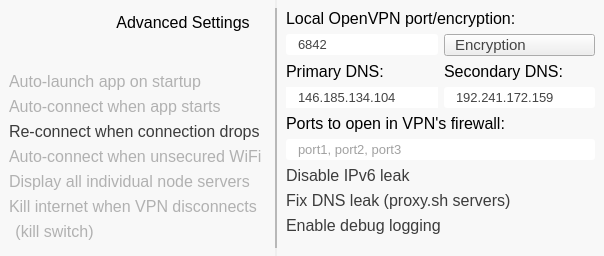
The window that src/safejumper/settingsscreen.ui (proxysh/Safejumper-for-Desktop) describes before a commit, drawn with Qt 5.
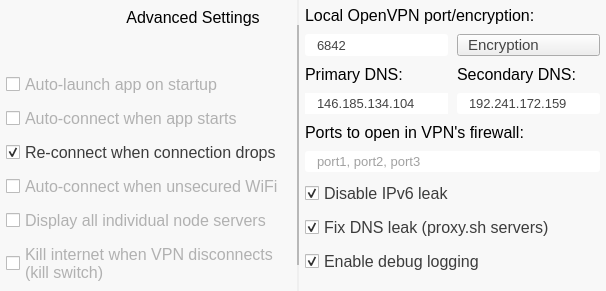
The same window after the commit. Icons and pictures are not drawn.

```diff
--- a/src/safejumper/settingsscreen.ui
+++ b/src/safejumper/settingsscreen.ui
@@ -6,8 +6,8 @@
    <rect>
     <x>0</x>
     <y>0</y>
-    <width>604</width>
-    <height>256</height>
+    <width>606</width>
+    <height>224</height>
    </rect>
   </property>
   <property name="windowTitle">
@@ -34,8 +34,8 @@
      <property name="styleSheet">
       <string notr="true">QFrame
 {
-	background-color: #f8f8f8;
-	border: 0;
+        background-color: #f8f8f8;
+        border: 0;
 }</string>
      </property>
      <property name="frameShape">
@@ -44,22 +44,29 @@
      <property name="frameShadow">
       <enum>QFrame::Raised</enum>
      </property>
+     <layout class="QVBoxLayout" name="verticalLayout_2">
+      <property name="spacing">
+       <number>9</number>
+      </property>
+      <property name="leftMargin">
+       <number>6</number>
+      </property>
+      <property name="topMargin">
+       <number>6</number>
+      </property>
+      <property name="rightMargin">
+       <number>6</number>
+      </property>
+      <property name="bottomMargin">
+       <number>6</number>
+      </property>
+      <item>
      <layout class="QGridLayout" name="gridLayout_2">
-      <item row="10" column="1">
-       <spacer name="verticalSpacer">
-        <property name="orientation">
-         <enum>Qt::Vertical</enum>
+        <property name="spacing">
+         <number>9</number>
         </property>
-        <property name="sizeHint" stdset="0">
-         <size>
-          <width>20</width>
-          <height>40</height>
-         </size>
-        </property>
-       </spacer>
-      </item>
-      <item row="0" column="0" rowspan="2" colspan="2">
-       <widget class="QPushButton" name="b_LogoBack">
+        <item row="0" column="0" rowspan="2">
+         <widget class="QPushButton" name="backButton">
         <property name="sizePolicy">
          <sizepolicy hsizetype="Fixed" vsizetype="Fixed">
           <horstretch>0</horstretch>
@@ -87,8 +94,8 @@
         <property name="styleSheet">
          <string notr="true">QPushButton
 {
-	border:0px;
-	color: #ff0000;
+        border:0px;
+        color: #ff0000;
 background: transparent;
 border-image: url(:/imgs/logo3-norm.png);
 }
@@ -102,7 +109,7 @@
         </property>
        </widget>
       </item>
-      <item row="0" column="2" colspan="2">
+        <item row="0" column="1" colspan="2">
        <widget class="QLabel" name="label">
         <property name="font">
          <font>
@@ -120,16 +127,25 @@
         </property>
        </widget>
       </item>
-      <item row="2" column="0" colspan="4">
-       <widget class="QPushButton" name="cb_Startup">
-        <property name="enabled">
-         <bool>true</bool>
-        </property>
-        <property name="font">
-         <font>
-          <family>Helvetica Neue</family>
-          <pointsize>12</pointsize>
-         </font>
+        <item row="1" column="1">
+         <widget class="QPushButton" name="showLogsButton">
+          <property name="sizePolicy">
+           <sizepolicy hsizetype="Fixed" vsizetype="Fixed">
+            <horstretch>0</horstretch>
+            <verstretch>0</verstretch>
+           </sizepolicy>
+          </property>
+          <property name="minimumSize">
+           <size>
+            <width>80</width>
+            <height>25</height>
+           </size>
+          </property>
+          <property name="maximumSize">
+           <size>
+            <width>80</width>
+            <height>25</height>
+           </size>
         </property>
         <property name="cursor">
          <cursorShape>PointingHandCursor</cursorShape>
@@ -140,43 +156,26 @@
         <property name="styleSheet">
          <string notr="true">QPushButton
 {
-	border:0px;
-	color: #b1b1b1;
-border-image: url(:/imgs/cb-row-norm.png);
-
-image-position: left;
-text-align: left;
+        border:0px;
+        color: #ffffff;
+        border-image: url(:/imgs/b-showlogs-norm.png);
 }
-QPushButton:checked
+QPushButton:hover:!pressed
 {
-color: #3c3c3c;
-border-image: url(:/imgs/cb-row-checked.png);
+        border-image: url(:/imgs/b-showlogs-hover.png);
 }
-</string>
+QPushButton:pressed
+{
+        border-image: url(:/imgs/b-showlogs-pressed.png);
+}</string>
         </property>
         <property name="text">
-         <string>Auto-launch app on startup</string>
-        </property>
-        <property name="icon">
-         <iconset resource="imgs.qrc">
-          <normaloff>:/imgs/cb-empty.png</normaloff>:/imgs/cb-empty.png</iconset>
-        </property>
-        <property name="iconSize">
-         <size>
-          <width>17</width>
-          <height>17</height>
-         </size>
-        </property>
-        <property name="checkable">
-         <bool>true</bool>
-        </property>
-        <property name="checked">
-         <bool>false</bool>
+           <string/>
         </property>
        </widget>
       </item>
       <item row="1" column="2">
-       <widget class="QPushButton" name="b_Showlogs">
+         <widget class="QPushButton" name="updateButton">
         <property name="sizePolicy">
          <sizepolicy hsizetype="Fixed" vsizetype="Fixed">
           <horstretch>0</horstretch>
@@ -204,17 +203,17 @@
         <property name="styleSheet">
          <string notr="true">QPushButton
 {
-	border:0px;
-	color: #ffffff;
-	border-image: url(:/imgs/b-showlogs-norm.png);
+        border:0px;
+        color: #ffffff;
+        border-image: url(:/imgs/b-update-norm.png);
 }
 QPushButton:hover:!pressed
 {
-	border-image: url(:/imgs/b-showlogs-hover.png);
+        border-image: url(:/imgs/b-update-hover.png);
 }
 QPushButton:pressed
 {
-	border-image: url(:/imgs/b-showlogs-pressed.png);
+        border-image: url(:/imgs/b-update-pressed.png);
 }</string>
         </property>
         <property name="text">
@@ -222,26 +221,25 @@
         </property>
        </widget>
       </item>
-      <item row="1" column="3">
-       <widget class="QPushButton" name="b_Update">
+       </layout>
+      </item>
+      <item>
+       <widget class="QCheckBox" name="startupCheckBox">
+        <property name="enabled">
+         <bool>true</bool>
+        </property>
         <property name="sizePolicy">
-         <sizepolicy hsizetype="Fixed" vsizetype="Fixed">
+         <sizepolicy hsizetype="Preferred" vsizetype="Preferred">
           <horstretch>0</horstretch>
           <verstretch>0</verstretch>
          </sizepolicy>
         </property>
-        <property name="minimumSize">
-         <size>
-          <width>80</width>
-          <height>25</height>
-         </size>
+        <property name="font">
+         <font>
+          <family>Helvetica Neue</family>
+          <pointsize>12</pointsize>
+         </font>
         </property>
-        <property name="maximumSize">
-         <size>
-          <width>80</width>
-          <height>25</height>
-         </size>
-        </property>
         <property name="cursor">
          <cursorShape>PointingHandCursor</cursorShape>
         </property>
@@ -249,31 +247,51 @@
          <enum>Qt::NoFocus</enum>
         </property>
         <property name="styleSheet">
-         <string notr="true">QPushButton
+         <string notr="true">QCheckBox
 {
-	border:0px;
-	color: #ffffff;
-	border-image: url(:/imgs/b-update-norm.png);
+        color: #b1b1b1;
 }
-QPushButton:hover:!pressed
+QCheckBox::indicator
 {
-	border-image: url(:/imgs/b-update-hover.png);
+image: url(:/imgs/cb-norm.png);
 }
-QPushButton:pressed
+QCheckBox:checked {
+color: #3c3c3c;
+}
+QCheckBox::indicator:checked
 {
-	border-image: url(:/imgs/b-update-pressed.png);
-}</string>
+image: url(:/imgs/cb-checked.png);
+}
+</string>
         </property>
         <property name="text">
-         <string/>
+         <string>Auto-launch app on startup</string>
         </property>
+        <property name="iconSize">
+         <size>
+          <width>17</width>
+          <height>17</height>
+         </size>
+        </property>
+        <property name="checkable">
+         <bool>true</bool>
+        </property>
+        <property name="checked">
+         <bool>false</bool>
+        </property>
        </widget>
       </item>
-      <item row="3" column="0" colspan="4">
-       <widget class="QPushButton" name="cb_AutoConnect">
+      <item>
+       <widget class="QCheckBox" name="autoConnectCheckBox">
         <property name="enabled">
          <bool>true</bool>
         </property>
+        <property name="sizePolicy">
+         <sizepolicy hsizetype="Preferred" vsizetype="Preferred">
+          <horstretch>0</horstretch>
+          <verstretch>0</verstretch>
+         </sizepolicy>
+        </property>
         <property name="font">
          <font>
           <family>Helvetica Neue</family>
@@ -287,29 +305,26 @@
          <enum>Qt::NoFocus</enum>
         </property>
         <property name="styleSheet">
-         <string notr="true">QPushButton
+         <string notr="true">QCheckBox
 {
-	border:0px;
-	color: #b1b1b1;
-border-image: url(:/imgs/cb-row-norm.png);
-
-image-position: left;
-text-align: left;
+        color: #b1b1b1;
 }
-QPushButton:checked
+QCheckBox::indicator
 {
+image: url(:/imgs/cb-norm.png);
+}
+QCheckBox:checked {
 color: #3c3c3c;
-border-image: url(:/imgs/cb-row-checked.png);
+}
+QCheckBox::indicator:checked
+{
+image: url(:/imgs/cb-checked.png);
 }
 </string>
         </property>
         <property name="text">
          <string>Auto-connect when app starts</string>
         </property>
-        <property name="icon">
-         <iconset resource="imgs.qrc">
-          <normaloff>:/imgs/cb-empty.png</normaloff>:/imgs/cb-empty.png</iconset>
-        </property>
         <property name="iconSize">
          <size>
           <width>17</width>
@@ -324,11 +339,17 @@
         </property>
        </widget>
       </item>
-      <item row="4" column="0" colspan="4">
-       <widget class="QPushButton" name="cb_Reconnect">
+      <item>
+       <widget class="QCheckBox" name="reconnectCheckBox">
         <property name="enabled">
          <bool>true</bool>
         </property>
+        <property name="sizePolicy">
+         <sizepolicy hsizetype="Preferred" vsizetype="Preferred">
+          <horstretch>0</horstretch>
+          <verstretch>0</verstretch>
+         </sizepolicy>
+        </property>
         <property name="font">
          <font>
           <family>Helvetica Neue</family>
@@ -342,29 +363,26 @@
          <enum>Qt::NoFocus</enum>
         </property>
         <property name="styleSheet">
-         <string notr="true">QPushButton
+         <string notr="true">QCheckBox
 {
-	border:0px;
-	color: #b1b1b1;
-border-image: url(:/imgs/cb-row-norm.png);
-
-image-position: left;
-text-align: left;
+        color: #b1b1b1;
 }
-QPushButton:checked
+QCheckBox::indicator
 {
+image: url(:/imgs/cb-norm.png);
+}
+QCheckBox:checked {
 color: #3c3c3c;
-border-image: url(:/imgs/cb-row-checked.png);
+}
+QCheckBox::indicator:checked
+{
+image: url(:/imgs/cb-checked.png);
 }
 </string>
         </property>
         <property name="text">
          <string>Re-connect when connection drops</string>
         </property>
-        <property name="icon">
-         <iconset resource="imgs.qrc">
-          <normaloff>:/imgs/cb-empty.png</normaloff>:/imgs/cb-empty.png</iconset>
-        </property>
         <property name="iconSize">
          <size>
           <width>17</width>
@@ -379,11 +397,17 @@
         </property>
        </widget>
       </item>
-      <item row="5" column="0" colspan="4">
-       <widget class="QPushButton" name="cb_InsecureWiFi">
+      <item>
+       <widget class="QCheckBox" name="insecureWifiCheckBox">
         <property name="enabled">
          <bool>true</bool>
         </property>
+        <property name="sizePolicy">
+         <sizepolicy hsizetype="Preferred" vsizetype="Preferred">
+          <horstretch>0</horstretch>
+          <verstretch>0</verstretch>
+         </sizepolicy>
+        </property>
         <property name="font">
          <font>
           <family>Helvetica Neue</family>
@@ -399,29 +423,26 @@
          <enum>Qt::NoFocus</enum>
         </property>
         <property name="styleSheet">
-         <string notr="true">QPushButton
+         <string notr="true">QCheckBox
 {
-	border:0px;
-	color: #b1b1b1;
-border-image: url(:/imgs/cb-row-norm.png);
-
-image-position: left;
-text-align: left;
+        color: #b1b1b1;
 }
-QPushButton:checked
+QCheckBox::indicator
 {
+image: url(:/imgs/cb-norm.png);
+}
+QCheckBox:checked {
 color: #3c3c3c;
-border-image: url(:/imgs/cb-row-checked.png);
+}
+QCheckBox::indicator:checked
+{
+image: url(:/imgs/cb-checked.png);
 }
 </string>
         </property>
         <property name="text">
          <string>Auto-connect when unsecured WiFi</string>
         </property>
-        <property name="icon">
-         <iconset resource="imgs.qrc">
-          <normaloff>:/imgs/cb-empty.png</normaloff>:/imgs/cb-empty.png</iconset>
-        </property>
         <property name="iconSize">
          <size>
           <width>17</width>
@@ -436,11 +457,17 @@
         </property>
        </widget>
       </item>
-      <item row="6" column="0" colspan="4">
-       <widget class="QPushButton" name="cb_ShowNodes">
+      <item>
+       <widget class="QCheckBox" name="showNodesCheckBox">
         <property name="enabled">
          <bool>true</bool>
         </property>
+        <property name="sizePolicy">
+         <sizepolicy hsizetype="Preferred" vsizetype="Preferred">
+          <horstretch>0</horstretch>
+          <verstretch>0</verstretch>
+         </sizepolicy>
+        </property>
         <property name="font">
          <font>
           <family>Helvetica Neue</family>
@@ -454,29 +481,26 @@
          <enum>Qt::NoFocus</enum>
         </property>
         <property name="styleSheet">
-         <string notr="true">QPushButton
+         <string notr="true">QCheckBox
 {
-	border:0px;
-	color: #b1b1b1;
-border-image: url(:/imgs/cb-row-norm.png);
-
-image-position: left;
-text-align: left;
+        color: #b1b1b1;
 }
-QPushButton:checked
+QCheckBox::indicator
 {
+image: url(:/imgs/cb-norm.png);
+}
+QCheckBox:checked {
 color: #3c3c3c;
-border-image: url(:/imgs/cb-row-checked.png);
+}
+QCheckBox::indicator:checked
+{
+image: url(:/imgs/cb-checked.png);
 }
 </string>
         </property>
         <property name="text">
          <string>Display all individual node servers</string>
         </property>
-        <property name="icon">
-         <iconset resource="imgs.qrc">
-          <normaloff>:/imgs/cb-empty.png</normaloff>:/imgs/cb-empty.png</iconset>
-        </property>
         <property name="iconSize">
          <size>
           <width>17</width>
@@ -491,11 +515,17 @@
         </property>
        </widget>
       </item>
-      <item row="7" column="0" rowspan="2" colspan="4">
-       <widget class="QPushButton" name="cb_BlockOnDisconnect">
+      <item>
+       <widget class="QCheckBox" name="killSwitchCheckBox">
         <property name="enabled">
          <bool>true</bool>
         </property>
+        <property name="sizePolicy">
+         <sizepolicy hsizetype="Preferred" vsizetype="Maximum">
+          <horstretch>0</horstretch>
+          <verstretch>0</verstretch>
+         </sizepolicy>
+        </property>
         <property name="font">
          <font>
           <family>Helvetica Neue</family>
@@ -509,28 +539,27 @@
          <enum>Qt::NoFocus</enum>
         </property>
         <property name="styleSheet">
-         <string notr="true">QPushButton
+         <string notr="true">QCheckBox
 {
-	border:0px;
-	color: #b1b1b1;
-border-image: url(:/imgs/cb-row-norm.png);
-
-image-position: left;
-text-align: left;
+        color: #b1b1b1;
 }
-QPushButton:checked
+QCheckBox::indicator
 {
+image: url(:/imgs/cb-norm.png);
+}
+QCheckBox:checked {
 color: #3c3c3c;
-border-image: url(:/imgs/cb-row-checked.png);
-}</string>
+}
+QCheckBox::indicator:checked
+{
+image: url(:/imgs/cb-checked.png);
+}
+</string>
         </property>
         <property name="text">
-         <string>Kill internet when VPN disconnects</string>
+         <string>Kill internet when VPN disconnects
+(kill switch)</string>
         </property>
-        <property name="icon">
-         <iconset resource="imgs.qrc">
-          <normaloff>:/imgs/cb-empty.png</normaloff>:/imgs/cb-empty.png</iconset>
-        </property>
         <property name="iconSize">
          <size>
           <width>17</width>
@@ -545,45 +574,18 @@
         </property>
        </widget>
       </item>
-      <item row="9" column="1">
-       <widget class="QPushButton" name="b_BlockOnDisconnect_Line2">
-        <property name="enabled">
-         <bool>true</bool>
+      <item>
+       <spacer name="verticalSpacer">
+        <property name="orientation">
+         <enum>Qt::Vertical</enum>
         </property>
-        <property name="font">
-         <font>
-          <family>Helvetica Neue</family>
-          <pointsize>12</pointsize>
-         </font>
+        <property name="sizeHint" stdset="0">
+         <size>
+          <width>5</width>
+          <height>5</height>
+         </size>
         </property>
-        <property name="cursor">
-         <cursorShape>PointingHandCursor</cursorShape>
-        </property>
-        <property name="focusPolicy">
-         <enum>Qt::NoFocus</enum>
-        </property>
-        <property name="styleSheet">
-         <string notr="true">QPushButton
-{
-border:0px;
-color: #b1b1b1;
-background: transparent;
-}
-QPushButton:checked
-{
-color: #3c3c3c;
-}</string>
-        </property>
-        <property name="text">
-         <string>(kill switch)</string>
-        </property>
-        <property name="checkable">
-         <bool>true</bool>
-        </property>
-        <property name="checked">
-         <bool>false</bool>
-        </property>
-       </widget>
+       </spacer>
       </item>
      </layout>
     </widget>
@@ -599,7 +601,7 @@
      <property name="minimumSize">
       <size>
        <width>2</width>
-       <height>240</height>
+       <height>10</height>
       </size>
      </property>
      <property name="maximumSize">
@@ -611,7 +613,7 @@
      <property name="styleSheet">
       <string notr="true">QGraphicsView
 {
-	border-image: url(:/imgs/v-line-settings.png);
+        border-image: url(:/imgs/v-line-settings.png);
 }</string>
      </property>
      <property name="interactive">
@@ -624,8 +626,8 @@
      <property name="styleSheet">
       <string notr="true">QFrame
 {
-	background-color: #f8f8f8;
-	border: 0;
+        background-color: #f8f8f8;
+        border: 0;
 }</string>
      </property>
      <property name="frameShape">
@@ -634,7 +636,27 @@
      <property name="frameShadow">
       <enum>QFrame::Raised</enum>
      </property>
+     <layout class="QVBoxLayout" name="verticalLayout">
+      <property name="spacing">
+       <number>9</number>
+      </property>
+      <property name="leftMargin">
+       <number>6</number>
+      </property>
+      <property name="topMargin">
+       <number>6</number>
+      </property>
+      <property name="rightMargin">
+       <number>6</number>
+      </property>
+      <property name="bottomMargin">
+       <number>6</number>
+      </property>
+      <item>
      <layout class="QGridLayout" name="gridLayout">
+        <property name="spacing">
+         <number>9</number>
+        </property>
       <item row="0" column="0" colspan="2">
        <widget class="QLabel" name="L_Country">
         <property name="font">
@@ -659,8 +681,14 @@
         </property>
        </widget>
       </item>
-      <item row="1" column="0" rowspan="2">
+        <item row="1" column="0">
        <widget class="QLineEdit" name="e_LocalPort">
+          <property name="sizePolicy">
+           <sizepolicy hsizetype="Preferred" vsizetype="Preferred">
+            <horstretch>0</horstretch>
+            <verstretch>0</verstretch>
+           </sizepolicy>
+          </property>
         <property name="font">
          <font>
           <family>Helvetica Neue</family>
@@ -695,59 +723,17 @@
         </property>
        </widget>
       </item>
-      <item row="3" column="0">
-       <widget class="QLabel" name="L_Country_2">
-        <property name="font">
-         <font>
-          <family>Helvetica Neue</family>
-          <pointsize>12</pointsize>
-          <weight>50</weight>
-          <bold>false</bold>
-         </font>
-        </property>
-        <property name="styleSheet">
-         <string notr="true">QLabel
-{
-background: transparent;
-}</string>
-        </property>
-        <property name="text">
-         <string>Primary DNS:</string>
-        </property>
-        <property name="alignment">
-         <set>Qt::AlignLeading|Qt::AlignLeft|Qt::AlignTop</set>
-        </property>
-       </widget>
-      </item>
-      <item row="3" column="1">
-       <widget class="QLabel" name="L_Country_3">
-        <property name="font">
-         <font>
-          <family>Helvetica Neue</family>
-          <pointsize>12</pointsize>
-          <weight>50</weight>
-          <bold>false</bold>
-         </font>
-        </property>
-        <property name="styleSheet">
-         <string notr="true">QLabel
-{
-background: transparent;
-}</string>
-        </property>
-        <property name="text">
-         <string>Secondary DNS:</string>
-        </property>
-        <property name="alignment">
-         <set>Qt::AlignLeading|Qt::AlignLeft|Qt::AlignTop</set>
-        </property>
-       </widget>
-      </item>
-      <item row="1" column="1" rowspan="2">
-       <widget class="QComboBox" name="dd_Encryption">
+        <item row="1" column="1">
+         <widget class="QComboBox" name="encryptionComboBox">
         <property name="enabled">
          <bool>true</bool>
         </property>
+          <property name="sizePolicy">
+           <sizepolicy hsizetype="Preferred" vsizetype="Preferred">
+            <horstretch>0</horstretch>
+            <verstretch>0</verstretch>
+           </sizepolicy>
+          </property>
         <property name="font">
          <font>
           <family>Helvetica Neue</family>
@@ -761,18 +747,18 @@
 
 border-image: url(:/imgs/dd-protocol.png);
 }
-QComboBox QAbstractItemView 
+QComboBox QAbstractItemView
 {
 subcontrol-origin: margin;
 subcontrol-position: top left;
 }
-QComboBox::drop-down 
+QComboBox::drop-down
 {
 width: 25px;
 border-top-right-radius: 3px;
 border-bottom-right-radius: 3px;
 }
-QComboBox::down-arrow 
+QComboBox::down-arrow
 {
 image: none;
 width: 25px;
@@ -786,16 +772,16 @@
 }
 
 QComboBox {
-	padding-left: 10px;
-	padding-right: 0px; /* space for the arrow */
+        padding-left: 10px;
+        padding-right: 0px; /* space for the arrow */
 }
 
 QComboBox::drop-down {
-	subcontrol-origin: top;
-	subcontrol-position: top right;
-	width: 0px;
-	border-style: none;
-	border-image: none;
+        subcontrol-origin: top;
+        subcontrol-position: top right;
+        width: 0px;
+        border-style: none;
+        border-image: none;
 }
 
 QComboBox QListView
@@ -803,7 +789,7 @@
 background: solid #f7f7f7;
 height: 300;
 }
-QComboBox QListView::item 
+QComboBox QListView::item
 {
 color: #202020;
 height: 24;
@@ -826,8 +812,106 @@
         </item>
        </widget>
       </item>
-      <item row="4" column="1">
+        <item row="2" column="0">
+         <widget class="QLabel" name="L_Country_2">
+          <property name="font">
+           <font>
+            <family>Helvetica Neue</family>
+            <pointsize>12</pointsize>
+            <weight>50</weight>
+            <bold>false</bold>
+           </font>
+          </property>
+          <property name="styleSheet">
+           <string notr="true">QLabel
+{
+background: transparent;
+}</string>
+          </property>
+          <property name="text">
+           <string>Primary DNS:</string>
+          </property>
+          <property name="alignment">
+           <set>Qt::AlignLeading|Qt::AlignLeft|Qt::AlignTop</set>
+          </property>
+         </widget>
+        </item>
+        <item row="2" column="1">
+         <widget class="QLabel" name="L_Country_3">
+          <property name="font">
+           <font>
+            <family>Helvetica Neue</family>
+            <pointsize>12</pointsize>
+            <weight>50</weight>
+            <bold>false</bold>
+           </font>
+          </property>
+          <property name="styleSheet">
+           <string notr="true">QLabel
+{
+background: transparent;
+}</string>
+          </property>
+          <property name="text">
+           <string>Secondary DNS:</string>
+          </property>
+          <property name="alignment">
+           <set>Qt::AlignLeading|Qt::AlignLeft|Qt::AlignTop</set>
+          </property>
+         </widget>
+        </item>
+        <item row="3" column="0">
+         <widget class="QLineEdit" name="e_PrimaryDns">
+          <property name="sizePolicy">
+           <sizepolicy hsizetype="Preferred" vsizetype="Preferred">
+            <horstretch>0</horstretch>
+            <verstretch>0</verstretch>
+           </sizepolicy>
+          </property>
+          <property name="font">
+           <font>
+            <family>Helvetica Neue</family>
+            <pointsize>10</pointsize>
+           </font>
+          </property>
+          <property name="toolTipDuration">
+           <number>-5</number>
+          </property>
+          <property name="autoFillBackground">
+           <bool>false</bool>
+          </property>
+          <property name="styleSheet">
+           <string notr="true">QLineEdit
+{
+padding: 2px 10px 2px 10px;
+border: 0 transparent #b8d4e9;
+color: #444444;
+border-image: url(:/imgs/e-ip-inactive.png);
+}
+QLineEdit:focus
+{
+border-image: url(:/imgs/e-ip-active.png);
+}</string>
+          </property>
+          <property name="inputMask">
+           <string notr="true"/>
+          </property>
+          <property name="text">
+           <string notr="true">146.185.134.104</string>
+          </property>
+          <property name="placeholderText">
+           <string>___.___.___.___</string>
+          </property>
+         </widget>
+        </item>
+        <item row="3" column="1">
        <widget class="QLineEdit" name="e_SecondaryDns">
+          <property name="sizePolicy">
+           <sizepolicy hsizetype="Preferred" vsizetype="Preferred">
+            <horstretch>0</horstretch>
+            <verstretch>0</verstretch>
+           </sizepolicy>
+          </property>
         <property name="font">
          <font>
           <family>Helvetica Neue</family>
@@ -865,62 +949,9 @@
         </property>
        </widget>
       </item>
-      <item row="7" column="0" colspan="2">
-       <widget class="QPushButton" name="cb_DisableIpv6">
-        <property name="enabled">
-         <bool>true</bool>
-        </property>
-        <property name="font">
-         <font>
-          <family>Helvetica Neue</family>
-          <pointsize>12</pointsize>
-         </font>
-        </property>
-        <property name="cursor">
-         <cursorShape>PointingHandCursor</cursorShape>
-        </property>
-        <property name="focusPolicy">
-         <enum>Qt::NoFocus</enum>
-        </property>
-        <property name="styleSheet">
-         <string notr="true">QPushButton
-{
-	border:0px;
-	color: #b1b1b1;
-border-image: url(:/imgs/cb-row-norm.png);
-
-image-position: left;
-text-align: left;
-}
-QPushButton:checked
-{
-color: #3c3c3c;
-border-image: url(:/imgs/cb-row-checked.png);
-}
-</string>
-        </property>
-        <property name="text">
-         <string>Disable IPv6 leak</string>
-        </property>
-        <property name="icon">
-         <iconset resource="imgs.qrc">
-          <normaloff>:/imgs/cb-empty.png</normaloff>:/imgs/cb-empty.png</iconset>
-        </property>
-        <property name="iconSize">
-         <size>
-          <width>17</width>
-          <height>17</height>
-         </size>
-        </property>
-        <property name="checkable">
-         <bool>true</bool>
-        </property>
-        <property name="checked">
-         <bool>true</bool>
-        </property>
-       </widget>
+       </layout>
       </item>
-      <item row="5" column="0" colspan="2">
+      <item>
        <widget class="QLabel" name="L_Country_4">
         <property name="font">
          <font>
@@ -944,8 +975,14 @@
         </property>
        </widget>
       </item>
-      <item row="6" column="0" colspan="2">
+      <item>
        <widget class="QLineEdit" name="e_Ports">
+        <property name="sizePolicy">
+         <sizepolicy hsizetype="Preferred" vsizetype="Preferred">
+          <horstretch>0</horstretch>
+          <verstretch>0</verstretch>
+         </sizepolicy>
+        </property>
         <property name="font">
          <font>
           <family>Helvetica Neue</family>
@@ -981,49 +1018,75 @@
         </property>
        </widget>
       </item>
-      <item row="4" column="0">
-       <widget class="QLineEdit" name="e_PrimaryDns">
+      <item>
+       <widget class="QCheckBox" name="disableIPv6CheckBox">
+        <property name="enabled">
+         <bool>true</bool>
+        </property>
+        <property name="sizePolicy">
+         <sizepolicy hsizetype="Preferred" vsizetype="Preferred">
+          <horstretch>0</horstretch>
+          <verstretch>0</verstretch>
+         </sizepolicy>
+        </property>
         <property name="font">
          <font>
           <family>Helvetica Neue</family>
-          <pointsize>10</pointsize>
+          <pointsize>12</pointsize>
          </font>
         </property>
-        <property name="toolTipDuration">
-         <number>-5</number>
+        <property name="cursor">
+         <cursorShape>PointingHandCursor</cursorShape>
         </property>
-        <property name="autoFillBackground">
-         <bool>false</bool>
+        <property name="focusPolicy">
+         <enum>Qt::NoFocus</enum>
         </property>
         <property name="styleSheet">
-         <string notr="true">QLineEdit
+         <string notr="true">QCheckBox
 {
-padding: 2px 10px 2px 10px;
-border: 0 transparent #b8d4e9;
-color: #444444;
-border-image: url(:/imgs/e-ip-inactive.png);
+        color: #b1b1b1;
 }
-QLineEdit:focus
+QCheckBox::indicator
 {
-border-image: url(:/imgs/e-ip-active.png);
-}</string>
-        </property>
-        <property name="inputMask">
-         <string notr="true"/>
+image: url(:/imgs/cb-norm.png);
+}
+QCheckBox:checked {
+color: #3c3c3c;
+}
+QCheckBox::indicator:checked
+{
+image: url(:/imgs/cb-checked.png);
+}
+</string>
         </property>
         <property name="text">
-         <string notr="true">146.185.134.104</string>
+         <string>Disable IPv6 leak</string>
         </property>
-        <property name="placeholderText">
-         <string>___.___.___.___</string>
+        <property name="iconSize">
+         <size>
+          <width>17</width>
+          <height>17</height>
+         </size>
+        </property>
+        <property name="checkable">
+         <bool>true</bool>
+        </property>
+        <property name="checked">
+         <bool>true</bool>
         </property>
        </widget>
       </item>
-      <item row="8" column="0" colspan="2">
-       <widget class="QPushButton" name="cb_FixDnsLeak">
+      <item>
+       <widget class="QCheckBox" name="fixDNSCheckBox">
         <property name="enabled">
          <bool>true</bool>
         </property>
+        <property name="sizePolicy">
+         <sizepolicy hsizetype="Preferred" vsizetype="Preferred">
+          <horstretch>0</horstretch>
+          <verstretch>0</verstretch>
+         </sizepolicy>
+        </property>
         <property name="font">
          <font>
           <family>Helvetica Neue</family>
@@ -1037,29 +1100,26 @@
          <enum>Qt::NoFocus</enum>
         </property>
         <property name="styleSheet">
-         <string notr="true">QPushButton
+         <string notr="true">QCheckBox
 {
-	border:0px;
-	color: #b1b1b1;
-border-image: url(:/imgs/cb-row-norm.png);
-
-image-position: left;
-text-align: left;
+        color: #b1b1b1;
 }
-QPushButton:checked
+QCheckBox::indicator
 {
+image: url(:/imgs/cb-norm.png);
+}
+QCheckBox:checked {
 color: #3c3c3c;
-border-image: url(:/imgs/cb-row-checked.png);
+}
+QCheckBox::indicator:checked
+{
+image: url(:/imgs/cb-checked.png);
 }
 </string>
         </property>
         <property name="text">
          <string>Fix DNS leak (proxy.sh servers)</string>
         </property>
-        <property name="icon">
-         <iconset resource="imgs.qrc">
-          <normaloff>:/imgs/cb-empty.png</normaloff>:/imgs/cb-empty.png</iconset>
-        </property>
         <property name="iconSize">
          <size>
           <width>17</width>
@@ -1074,24 +1134,17 @@
         </property>
        </widget>
       </item>
-      <item row="10" column="0" colspan="2">
-       <spacer name="verticalSpacer_2">
-        <property name="orientation">
-         <enum>Qt::Vertical</enum>
-        </property>
-        <property name="sizeHint" stdset="0">
-         <size>
-          <width>20</width>
-          <height>40</height>
-         </size>
-        </property>
-       </spacer>
-      </item>
-      <item row="9" column="0" colspan="2">
-       <widget class="QPushButton" name="loggingButton">
+      <item>
+       <widget class="QCheckBox" name="loggingButton">
         <property name="enabled">
          <bool>true</bool>
         </property>
+        <property name="sizePolicy">
+         <sizepolicy hsizetype="Preferred" vsizetype="Preferred">
+          <horstretch>0</horstretch>
+          <verstretch>0</verstretch>
+         </sizepolicy>
+        </property>
         <property name="font">
          <font>
           <family>Helvetica Neue</family>
@@ -1105,29 +1158,26 @@
          <enum>Qt::NoFocus</enum>
         </property>
         <property name="styleSheet">
-         <string notr="true">QPushButton
+         <string notr="true">QCheckBox
 {
-	border:0px;
-	color: #b1b1b1;
-border-image: url(:/imgs/cb-row-norm.png);
-
-image-position: left;
-text-align: left;
+        color: #b1b1b1;
 }
-QPushButton:checked
+QCheckBox::indicator
 {
+image: url(:/imgs/cb-norm.png);
+}
+QCheckBox:checked {
 color: #3c3c3c;
-border-image: url(:/imgs/cb-row-checked.png);
+}
+QCheckBox::indicator:checked
+{
+image: url(:/imgs/cb-checked.png);
 }
 </string>
         </property>
         <property name="text">
          <string>Enable debug logging</string>
         </property>
-        <property name="icon">
-         <iconset resource="imgs.qrc">
-          <normaloff>:/imgs/cb-empty.png</normaloff>:/imgs/cb-empty.png</iconset>
-        </property>
         <property name="iconSize">
          <size>
           <width>17</width>
@@ -1142,6 +1192,19 @@
         </property>
        </widget>
       </item>
+      <item>
+       <spacer name="verticalSpacer_2">
+        <property name="orientation">
+         <enum>Qt::Vertical</enum>
+        </property>
+        <property name="sizeHint" stdset="0">
+         <size>
+          <width>5</width>
+          <height>5</height>
+         </size>
+        </property>
+       </spacer>
+      </item>
      </layout>
     </widget>
    </item>
```
Left out of the diff: 225 changed lines with no effect on the pictures. Lines whose indentation alone changed are shown as unchanged.
